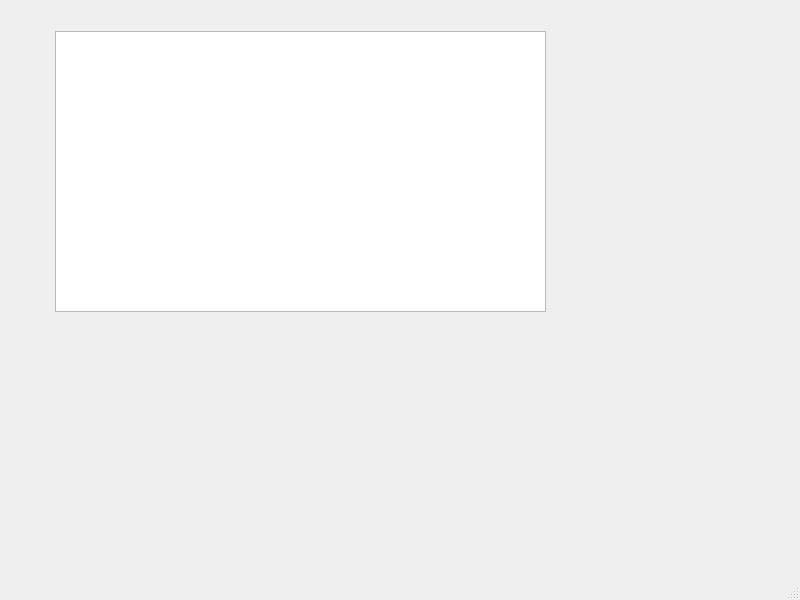
The window that cg_lab3/mainwindow.ui (Axqa/CG) describes before a commit, drawn with Qt 5.
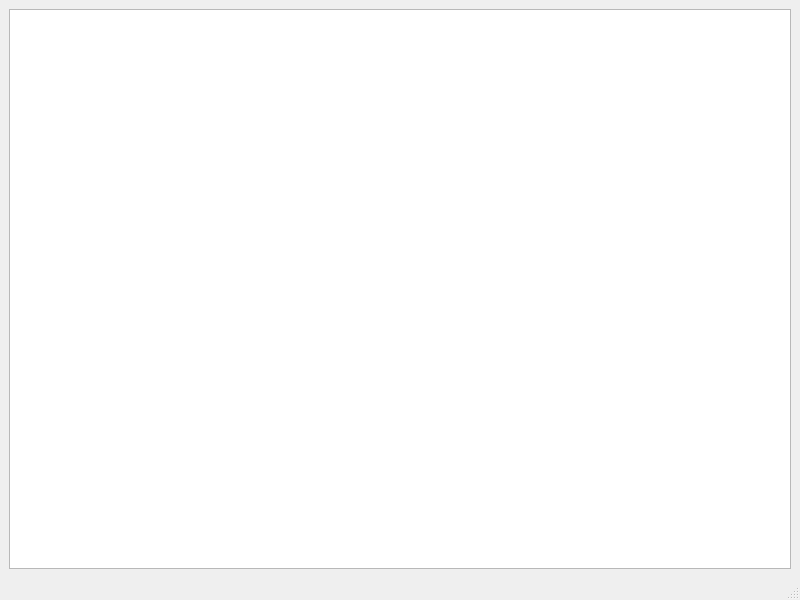
The same window after the commit.

```diff
--- a/cg_lab3/mainwindow.ui
+++ b/cg_lab3/mainwindow.ui
@@ -14,16 +14,11 @@
    <string>MainWindow</string>
   </property>
   <widget class="QWidget" name="centralwidget">
-   <widget class="QGraphicsView" name="graphicsView">
-    <property name="geometry">
-     <rect>
-      <x>55</x>
-      <y>31</y>
-      <width>491</width>
-      <height>281</height>
-     </rect>
-    </property>
-   </widget>
+   <layout class="QGridLayout" name="gridLayout">
+    <item row="0" column="0">
+     <widget class="QGraphicsView" name="graphicsView"/>
+    </item>
+   </layout>
   </widget>
   <widget class="QMenuBar" name="menubar">
    <property name="geometry">
```
